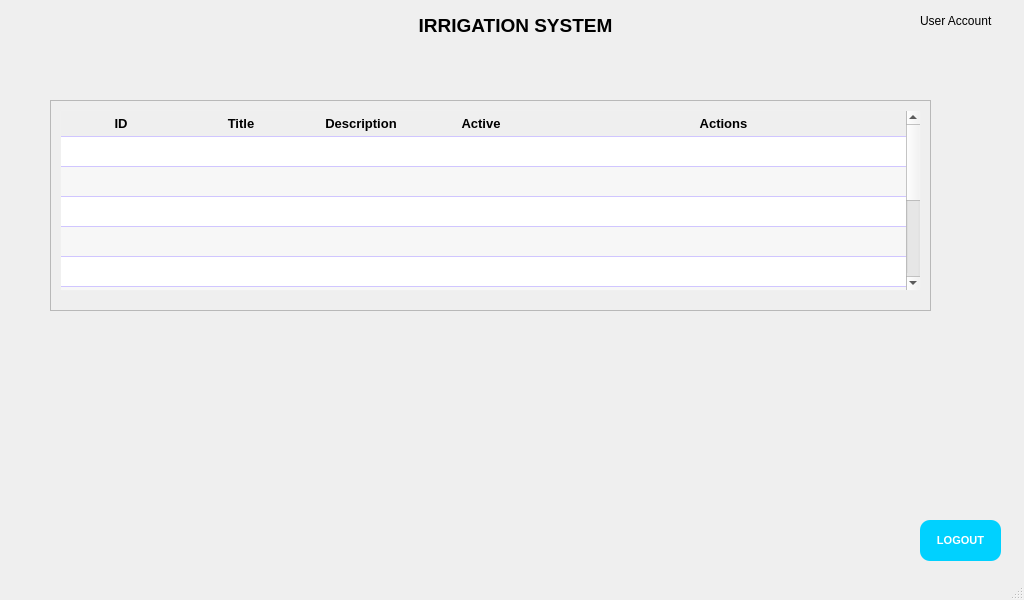
Old version of the form main.ui in the repository Quang-Nguyen-Van/MSE_Do-An-Tot-Nghiep.
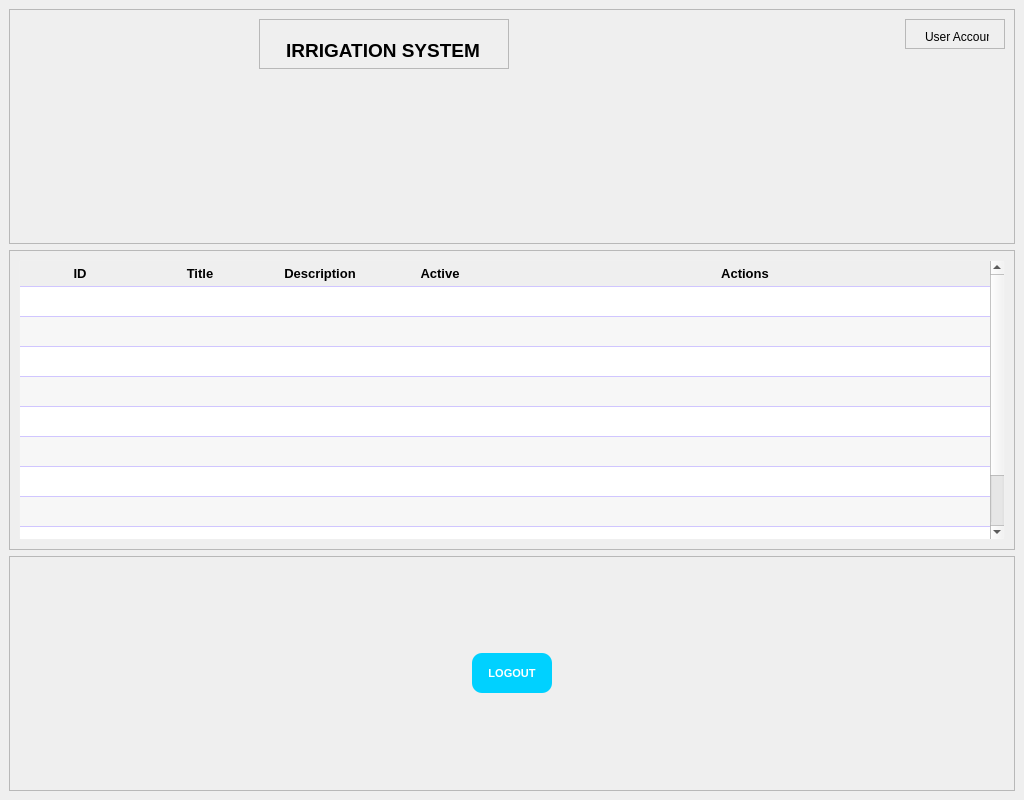
New version of the form.

The edit to the form file:
```diff
--- a/main.ui
+++ b/main.ui
@@ -10,9 +10,21 @@
     <x>0</x>
     <y>0</y>
     <width>1024</width>
-    <height>600</height>
+    <height>800</height>
    </rect>
   </property>
+  <property name="minimumSize">
+   <size>
+    <width>800</width>
+    <height>480</height>
+   </size>
+  </property>
+  <property name="maximumSize">
+   <size>
+    <width>1024</width>
+    <height>800</height>
+   </size>
+  </property>
   <property name="focusPolicy">
    <enum>Qt::ClickFocus</enum>
   </property>
@@ -20,13 +32,37 @@
    <string>MainWindow</string>
   </property>
   <widget class="QWidget" name="centralwidget">
+   <layout class="QVBoxLayout" name="verticalLayout_2">
+    <item>
+     <widget class="QFrame" name="frame_2">
+      <property name="frameShape">
+       <enum>QFrame::StyledPanel</enum>
+      </property>
+      <property name="frameShadow">
+       <enum>QFrame::Raised</enum>
+      </property>
+      <layout class="QHBoxLayout" name="horizontalLayout">
+       <item alignment="Qt::AlignRight|Qt::AlignTop">
+        <widget class="QFrame" name="frame_4">
+         <property name="minimumSize">
+          <size>
+           <width>250</width>
+           <height>50</height>
+          </size>
+         </property>
+         <property name="frameShape">
+          <enum>QFrame::StyledPanel</enum>
+         </property>
+         <property name="frameShadow">
+          <enum>QFrame::Raised</enum>
+         </property>
    <widget class="QLabel" name="label">
     <property name="geometry">
      <rect>
-      <x>400</x>
-      <y>10</y>
-      <width>231</width>
-      <height>31</height>
+            <x>20</x>
+            <y>20</y>
+            <width>208</width>
+            <height>23</height>
      </rect>
     </property>
     <property name="font">
@@ -43,64 +79,53 @@
      <set>Qt::AlignCenter</set>
     </property>
    </widget>
-   <widget class="QPushButton" name="btnLogout">
-    <property name="geometry">
-     <rect>
-      <x>920</x>
-      <y>520</y>
-      <width>81</width>
-      <height>41</height>
-     </rect>
-    </property>
-    <property name="font">
-     <font>
-      <pointsize>8</pointsize>
-      <weight>75</weight>
-      <bold>true</bold>
-     </font>
-    </property>
-    <property name="cursor">
-     <cursorShape>PointingHandCursor</cursorShape>
-    </property>
-    <property name="styleSheet">
-     <string notr="true">QPushButton{
-	background-color:rgb(0, 209, 255);
-	border: none;
-	border-radius: 10px;
-	color: white;
-	font-weight: bold;
-}
-
-QPushButton::hover{
-	background-color:rgb(0, 170, 255);
-	border-radius: 10px
-}</string>
-    </property>
-    <property name="text">
-     <string>LOGOUT</string>
-    </property>
-   </widget>
+        </widget>
+       </item>
+       <item alignment="Qt::AlignRight|Qt::AlignTop">
+        <widget class="QFrame" name="frame_5">
+         <property name="minimumSize">
+          <size>
+           <width>100</width>
+           <height>30</height>
+          </size>
+         </property>
+         <property name="frameShape">
+          <enum>QFrame::StyledPanel</enum>
+         </property>
+         <property name="frameShadow">
+          <enum>QFrame::Raised</enum>
+         </property>
    <widget class="QLabel" name="lbUser">
     <property name="geometry">
      <rect>
-      <x>920</x>
+            <x>20</x>
       <y>10</y>
-      <width>81</width>
-      <height>21</height>
+            <width>64</width>
+            <height>16</height>
      </rect>
     </property>
     <property name="text">
      <string>User Account</string>
     </property>
    </widget>
+        </widget>
+       </item>
+      </layout>
+     </widget>
+    </item>
+    <item>
    <widget class="QFrame" name="frame">
-    <property name="geometry">
-     <rect>
-      <x>50</x>
-      <y>100</y>
-      <width>881</width>
-      <height>211</height>
-     </rect>
+      <property name="minimumSize">
+       <size>
+        <width>0</width>
+        <height>100</height>
+       </size>
+      </property>
+      <property name="maximumSize">
+       <size>
+        <width>16777215</width>
+        <height>300</height>
+       </size>
     </property>
     <property name="frameShape">
      <enum>QFrame::StyledPanel</enum>
@@ -108,17 +133,23 @@
     <property name="frameShadow">
      <enum>QFrame::Raised</enum>
     </property>
+      <layout class="QVBoxLayout" name="verticalLayout">
+       <item>
     <widget class="QTableWidget" name="tblSchedule">
      <property name="enabled">
       <bool>true</bool>
      </property>
-     <property name="geometry">
-      <rect>
-       <x>10</x>
-       <y>10</y>
-       <width>861</width>
-       <height>181</height>
-      </rect>
+         <property name="minimumSize">
+          <size>
+           <width>0</width>
+           <height>100</height>
+          </size>
+         </property>
+         <property name="maximumSize">
+          <size>
+           <width>16777215</width>
+           <height>300</height>
+          </size>
      </property>
      <property name="mouseTracking">
       <bool>true</bool>
@@ -283,9 +314,73 @@
       </property>
      </column>
     </widget>
-   </widget>
-  </widget>
-  <widget class="QStatusBar" name="statusbar"/>
+       </item>
+      </layout>
+     </widget>
+    </item>
+    <item>
+     <widget class="QFrame" name="frame_3">
+      <property name="minimumSize">
+       <size>
+        <width>50</width>
+        <height>50</height>
+       </size>
+      </property>
+      <property name="frameShape">
+       <enum>QFrame::StyledPanel</enum>
+      </property>
+      <property name="frameShadow">
+       <enum>QFrame::Raised</enum>
+      </property>
+      <layout class="QHBoxLayout" name="horizontalLayout_3">
+       <item>
+        <widget class="QPushButton" name="btnLogout">
+         <property name="minimumSize">
+          <size>
+           <width>80</width>
+           <height>40</height>
+          </size>
+         </property>
+         <property name="maximumSize">
+          <size>
+           <width>80</width>
+           <height>40</height>
+          </size>
+         </property>
+         <property name="font">
+          <font>
+           <pointsize>8</pointsize>
+           <weight>75</weight>
+           <bold>true</bold>
+          </font>
+         </property>
+         <property name="cursor">
+          <cursorShape>PointingHandCursor</cursorShape>
+         </property>
+         <property name="styleSheet">
+          <string notr="true">QPushButton{
+	background-color:rgb(0, 209, 255);
+	border: none;
+	border-radius: 10px;
+	color: white;
+	font-weight: bold;
+}
+
+QPushButton::hover{
+	background-color:rgb(0, 170, 255);
+	border-radius: 10px
+}</string>
+         </property>
+         <property name="text">
+          <string>LOGOUT</string>
+         </property>
+        </widget>
+       </item>
+      </layout>
+     </widget>
+    </item>
+   </layout>
+  </widget>
  </widget>
  <resources/>
  <connections/>
```
Lines whose indentation alone changed are shown as unchanged.
